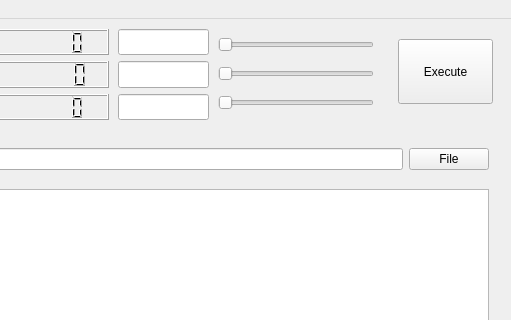
Old version of the form pyside_blog/pyqt_Opencv.ui in the repository tatabox2000/Data_science; both pictures show x 112 to 623 and y 0 to 320 of the 623 by 684 pixel window.
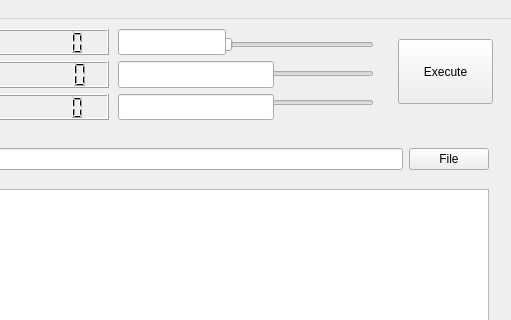
New version of the form.

Diff of the .ui file:
```diff
--- a/pyside_blog/pyqt_Opencv.ui
+++ b/pyside_blog/pyqt_Opencv.ui
@@ -137,7 +137,7 @@
      </item>
     </layout>
    </widget>
-   <widget class="QWidget" name="">
+   <widget class="QWidget" name="layoutWidget">
     <property name="geometry">
      <rect>
       <x>330</x>
@@ -185,12 +185,12 @@
      </item>
     </layout>
    </widget>
-   <widget class="QWidget" name="">
+   <widget class="QWidget" name="layoutWidget">
     <property name="geometry">
      <rect>
       <x>230</x>
       <y>10</y>
-      <width>91</width>
+      <width>156</width>
       <height>91</height>
      </rect>
     </property>
@@ -227,7 +227,7 @@
      </item>
     </layout>
    </widget>
-   <widget class="QWidget" name="">
+   <widget class="QWidget" name="layoutWidget">
     <property name="geometry">
      <rect>
       <x>10</x>
```
Left out of the diff: 44 changed lines with no effect on the pictures.
